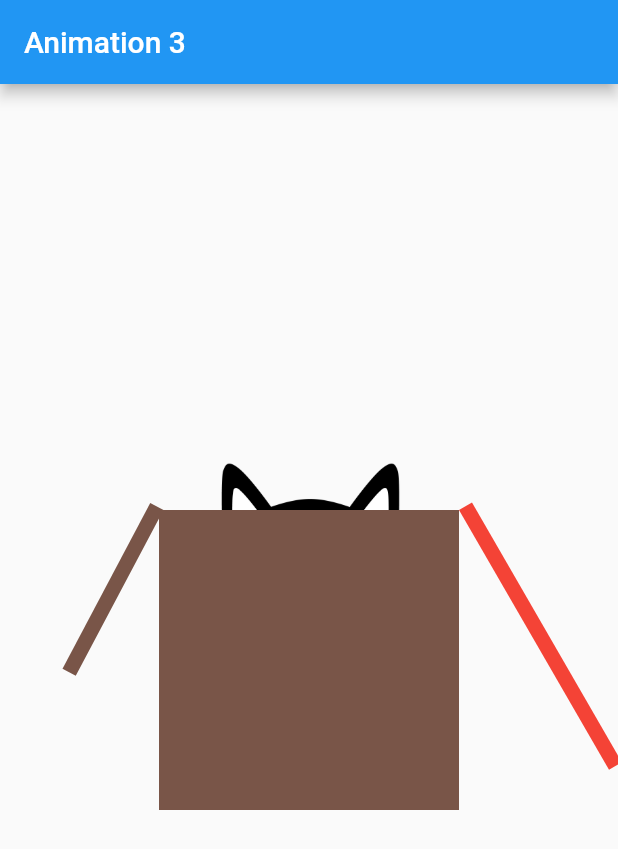
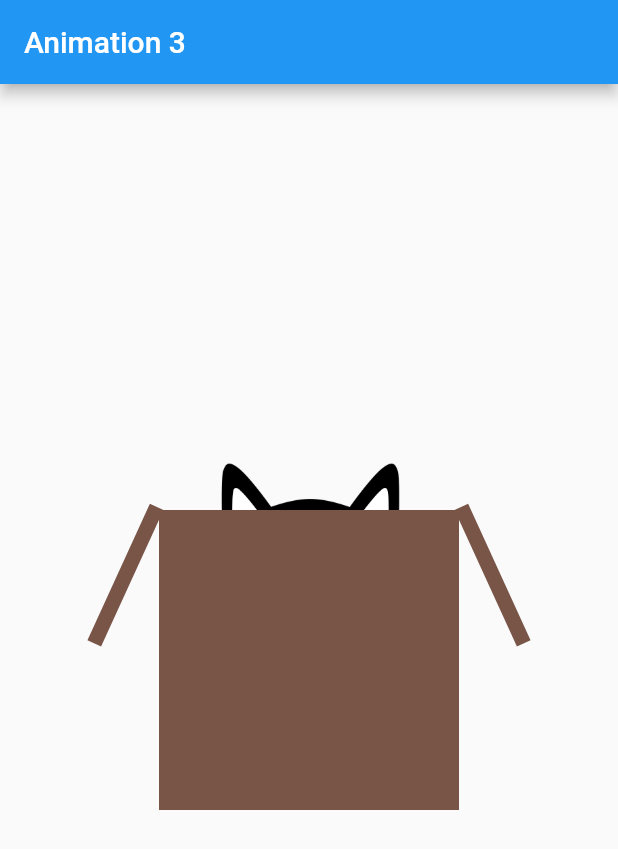
Before and after one commit to Amit998/flutter_basic_animation, a Flutter app: the screen it shows after launch, on a phone screen of 412 x 824 dp. Shown: the top 849 px of the screen. Run offline on Flutter 3.47's test engine with Material 2 defaults, Android fonts, the phone set to English and light mode, and no system bars.

```diff
--- a/lib/src/screens/home.dart
+++ b/lib/src/screens/home.dart
@@ -7,7 +7,7 @@ class Home extends StatefulWidget{
 
 
 }
-class HomeState extends State<Home> with TickerProviderStateMixin{
+class HomeState extends State<Home> with TickerProviderStateMixin {
   Animation<double> catAnimation;
   AnimationController catController;
 
@@ -15,46 +15,58 @@ class HomeState extends State<Home> with TickerProviderStateMixin{
   AnimationController boxController;
 
 
-  initState(){
+  initState() {
     super.initState();
 
-    boxController= AnimationController(
-      duration: Duration(seconds: 2),
+    boxController = AnimationController(
+      duration: Duration(milliseconds: 190),
       vsync: this,
     );
 
-    catController=AnimationController(
+
+    catController = AnimationController(
       duration: Duration(milliseconds: 200),
       vsync: this,
     );
-    boxAnimation=Tween(begin: 0.0,end: pi).animate(
+    boxAnimation = Tween(begin: 2.0, end: 2.65).animate(
       CurvedAnimation(
         parent: boxController,
         curve: Curves.linear,
       ),
     );
-
-    catAnimation= Tween(begin: -35.0,end: -80.0).animate(
+    boxAnimation.addStatusListener((status) {
+      if(status == AnimationStatus.completed){
+        boxController.reverse();
+      }else if(status == AnimationStatus.dismissed){
+        boxController.forward();
+      }
+    });
+    catAnimation = Tween(begin: -35.0, end: -80.0).animate(
       CurvedAnimation(
         parent: catController,
-        curve: Curves.easeIn,
+        curve: Curves.easeOutSine,
       ),
     );
-
-
-  }
-  onTap(){
-    print("lol");
-
-    if(catController.status == AnimationStatus.completed){
-      catController.reverse();
-    }else if(catController.status == AnimationStatus.dismissed){
-      catController.forward();
-
-    }
   }
 
-  Widget build(context){
+  onTap() {
+
+    if (catController.status == AnimationStatus.completed) {
+      catController.reverse();
+      boxController.forward();
+    } else if (catController.status == AnimationStatus.dismissed) {
+      catController.forward();
+      boxController.stop();
+    }
+
+//    if (boxController.status == AnimationStatus.completed) {
+//      boxController.stop();
+//    } else if (boxController.status == AnimationStatus.dismissed) {
+//      boxController.repeat();
+//    }
+  }
+
+  Widget build(context) {
     return Scaffold(
       appBar: AppBar(
         title: Text('Animation 3'),
@@ -70,19 +82,18 @@ class HomeState extends State<Home> with TickerProviderStateMixin{
               buildLeftFlap(),
 
 
-
             ],
           ),
         ),
         onTap: onTap,
       ),
     );
+  }
 
-  }
-  Widget buildCatAnimation(){
+  Widget buildCatAnimation() {
     return AnimatedBuilder(
       animation: catAnimation,
-      builder: (context,child){
+      builder: (context, child) {
         return Positioned(
           child: child,
           top: catAnimation.value,
@@ -94,37 +105,77 @@ class HomeState extends State<Home> with TickerProviderStateMixin{
       child: Cat(),
     );
   }
-  Widget buildBox(){
+
+  Widget buildBox() {
     return Container(
       height: 200.0,
       width: 200.0,
       color: Colors.brown,
     );
   }
-  Widget buildLeftFlap(){
+
+  Widget buildLeftFlap() {
+
     return Positioned(
       left: 3.0,
-      child: Transform.rotate(
+      child: AnimatedBuilder(
+        animation: boxAnimation,
         child: Container(
           height: 10.0,
-          width: 125.0,
+          width: 100.0,
           color: Colors.brown,
         ),
-        angle: (pi*0.655),
+        builder: (context, child) {
+          return Transform.rotate(
+            child: child,
             alignment: Alignment.topLeft,
+            angle: boxAnimation.value,
+          );
+        },
       ),
     );
 }
+  Widget buildRightFlap() {
 
-  Widget buildRightFlap() {
-    return Transform.rotate(
+    return Positioned(
+      right: 3.0,
+      child: AnimatedBuilder(
+        animation: boxAnimation,
         child: Container(
           height: 10.0,
-        width: 200.0,
-        color: Colors.red,
+          width: 100.0,
+          color: Colors.brown,
         ),
-      angle: (pi / 0.750),
+        builder: (context, child) {
+          return Transform.rotate(
+            child: child,
             alignment: Alignment.topRight,
+            angle: -boxAnimation.value,
+          );
+        },
+      ),
     );
   }
+//
+//  Widget buildRightFlap() {
+//    return Positioned(
+//      right: 3.0,
+//      child:AnimatedBuilder(
+//        animation: boxAnimation,
+//        child: Container(
+//        height: 10.0,
+//        width: 125.0,
+//        color: Colors.brown,
+//    ),
+//    builder: (context, child) {
+//          return Transform.rotate(
+//          child: child,
+//              angle: (pi / 0.750),
+//              alignment: Alignment.topRight,
+//        );
+//          },
+//      ),
+//    );
+//  }
+
 }
```
Lines whose indentation alone changed are shown as unchanged.
